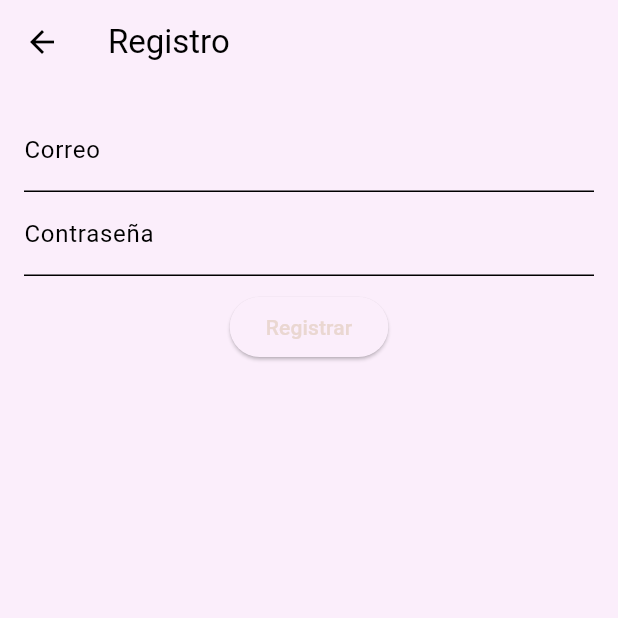
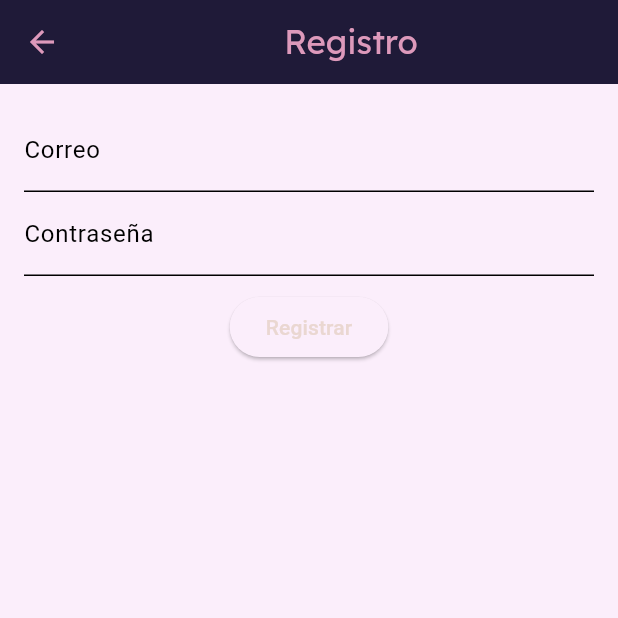
Before and after one commit to Carol-88/LibraryApp, a Flutter app: the RegisterScreen screen opened by its route, on a phone screen of 412 x 824 dp, the top half of it. Run offline on Flutter 3.47's test engine with Material 3 defaults, Android fonts, the phone set to English and light mode, and no system bars; our stand-ins replace cloud_firestore, firebase_auth, firebase_core, google_fonts; accounts and stored records are empty.

Commit message:
add appbar styles in login and register

```diff
--- a/lib/screens/register_screen.dart
+++ b/lib/screens/register_screen.dart
@@ -1,5 +1,7 @@
 import 'package:firebase_auth/firebase_auth.dart';
 import 'package:flutter/material.dart';
+import 'package:google_fonts/google_fonts.dart';
+import 'package:library_app/app_styles.dart';
 
 class RegisterScreen extends StatefulWidget {
   @override
@@ -31,7 +33,19 @@ class RegisterScreenState extends State<RegisterScreen> {
   @override
   Widget build(BuildContext context) {
     return Scaffold(
-      appBar: AppBar(title: Text('Registro')),
+      appBar: AppBar(
+        title: Center(
+          child: Text(
+            "Registro",
+            style: GoogleFonts.lexend().copyWith(color: AppColors.accent),
+          ),
+        ),
+        backgroundColor: AppColors.background,
+        leading: IconButton(
+          icon: Icon(Icons.arrow_back, color: AppColors.accent),
+          onPressed: () => Navigator.of(context).pop(),
+        ),
+      ),
       body: Padding(
         padding: EdgeInsets.all(16.0),
         child: Column(
```
Also changed, not shown: lib/screens/login_screen.dart (+15 -1 lines).
